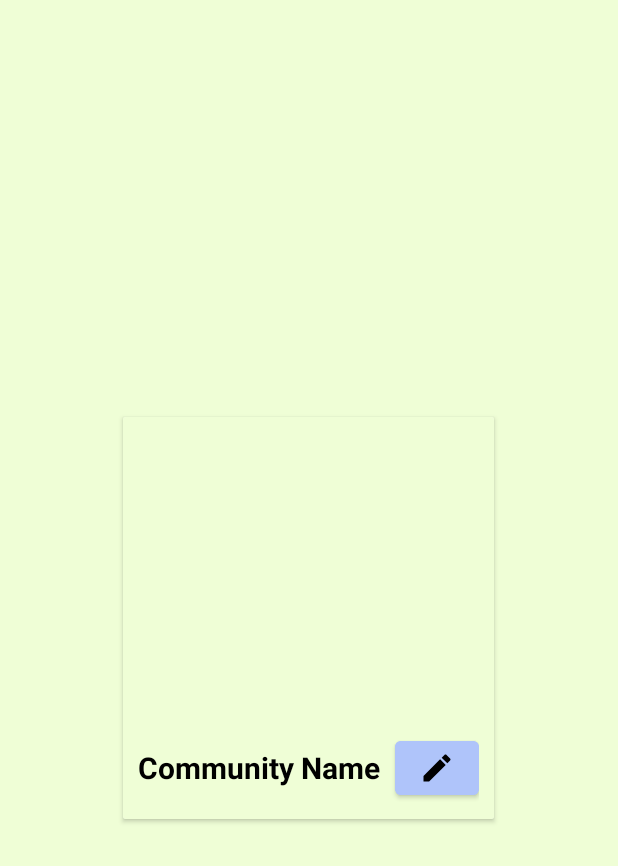
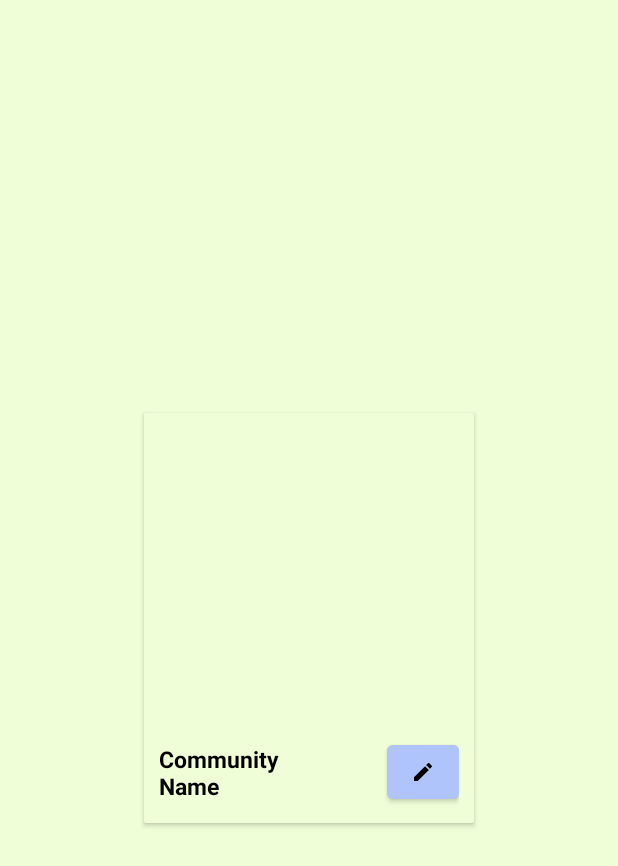
Before and after one commit to VannesL/ShibaCha, an Android app: the layout community_rv_item.xml on its own in the app's theme, with its tools: preview values and no code run, on a phone screen of 412 x 824 dp. Shown: the top 866 px of the screen. Run offline under Robolectric (Android 15) with nearby library versions, the phone set to English and light mode, and no system bars.

```diff
--- a/app/src/main/java/com/example/shibacha_app/activities/IntroActivity.kt
+++ b/app/src/main/java/com/example/shibacha_app/activities/IntroActivity.kt
@@ -43,7 +43,7 @@ class IntroActivity : AppCompatActivity() {
         val user: FirebaseUser? = auth.currentUser
         if(user != null) {
             Toast.makeText(this, "Already logged in!", Toast.LENGTH_SHORT).show()
-            val intent = Intent(this, SearchCommunityActivity::class.java)
+            val intent = Intent(this, MyCommunitiesActivity::class.java)
             startActivity(intent)
             finish()
         }
--- a/app/src/main/res/drawable/ic_edit.xml
+++ b/app/src/main/res/drawable/ic_edit.xml
@@ -1,5 +1,5 @@
-<vector android:height="24dp" android:tint="#000000"
+<vector android:height="16dp" android:tint="#000000"
     android:viewportHeight="24" android:viewportWidth="24"
-    android:width="24dp" xmlns:android="http://schemas.android.com/apk/res/android">
+    android:width="16dp" xmlns:android="http://schemas.android.com/apk/res/android">
     <path android:fillColor="@android:color/white" android:pathData="M3,17.25V21h3.75L17.81,9.94l-3.75,-3.75L3,17.25zM20.71,7.04c0.39,-0.39 0.39,-1.02 0,-1.41l-2.34,-2.34c-0.39,-0.39 -1.02,-0.39 -1.41,0l-1.83,1.83 3.75,3.75 1.83,-1.83z"/>
 </vector>
--- a/app/src/main/res/layout/community_rv_item.xml
+++ b/app/src/main/res/layout/community_rv_item.xml
@@ -11,6 +11,7 @@
         android:layout_height="wrap_content"
         android:background="@color/green_background"
         android:padding="10dp"
+        android:gravity="center"
         >
 
         <ImageView
@@ -26,11 +27,15 @@
             android:layout_width="wrap_content"
             android:layout_height="wrap_content"
             android:layout_below="@id/community_dp"
+            android:layout_alignStart="@+id/community_dp"
+            android:layout_marginStart="0dp"
             android:layout_marginTop="10dp"
+            android:layout_marginEnd="31dp"
             android:layout_marginRight="10dp"
+            android:layout_toStartOf="@+id/edit_button"
             android:text="@string/RVitem_name"
             android:textColor="@color/black"
-            android:textSize="20dp"
+            android:textSize="15dp"
             android:textStyle="bold" />
 
         <Button
@@ -38,8 +43,9 @@
             android:layout_width="wrap_content"
             android:layout_height="wrap_content"
             android:layout_below="@id/community_dp"
-            android:layout_toRightOf="@id/community_name"
+            android:layout_alignEnd="@+id/community_dp"
             android:backgroundTint="@color/red_primary"
+            android:layout_marginTop="5dp"
             android:minWidth="0dp"
             android:visibility="gone"
             app:icon="@drawable/ic_leave_community"
@@ -50,8 +56,9 @@
             android:layout_width="wrap_content"
             android:layout_height="wrap_content"
             android:layout_below="@id/community_dp"
-            android:layout_toRightOf="@id/community_name"
+            android:layout_alignEnd="@+id/community_dp"
             android:backgroundTint="@color/blue_light"
+            android:layout_marginTop="5dp"
             android:minWidth="0dp"
             android:visibility="visible"
             app:icon="@drawable/ic_edit"
```
Also changed, not shown: app/src/main/java/com/example/shibacha_app/activities/CreateCommunityActivity.kt (+38 -3 lines), app/src/main/java/com/example/shibacha_app/activities/EditCommunityActivity.kt (+35 -0 lines), app/src/main/res/layout/activity_create_community.xml (+21 -9 lines).
